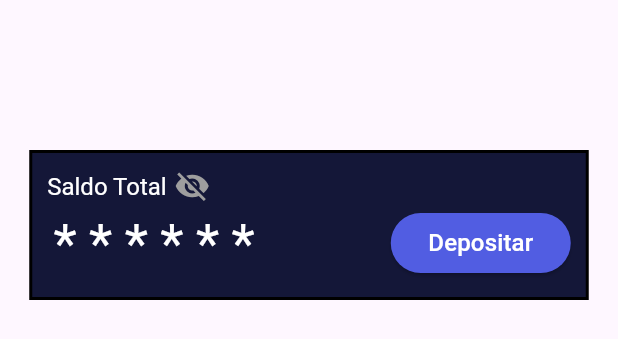
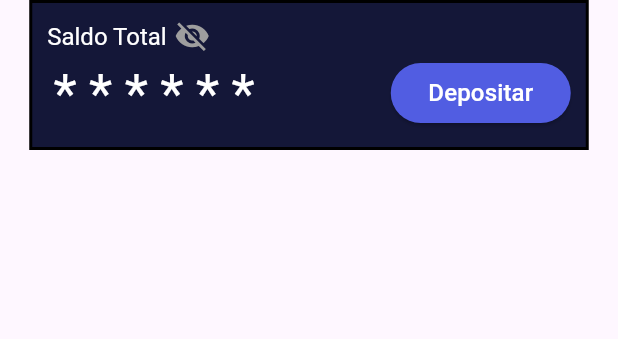
Before and after one commit to TSSW2024/sprint-1, a Flutter app: the SaldoWidget widget shown alone on an empty page, opened directly, on a phone screen of 412 x 824 dp. Shown: the top 339 px of the screen. Run offline on Flutter 3.47's test engine with Material 3 defaults, Android fonts, the phone set to English and light mode, and no system bars; accounts and stored records are empty.

Commit message:
Arreglando los import

```diff
--- a/lib/views/cartera/cartera.screen.dart
+++ b/lib/views/cartera/cartera.screen.dart
@@ -1,4 +1,5 @@
 import 'package:flutter/material.dart';
+import '../home/saldo/saldo.dart';
 
 class CarteraScreen extends StatelessWidget {
   const CarteraScreen({super.key});
@@ -11,9 +12,9 @@ class CarteraScreen extends StatelessWidget {
       ),
       body: const Center(
         child: Column(
-          mainAxisAlignment: MainAxisAlignment.center,
+          mainAxisAlignment: MainAxisAlignment.start,
           children: [
-            Text('Cartera page'),
+            SaldoWidget(saldo: 1000.0),
           ],
         ),
       ),
--- a/lib/views/home/home.screen.dart
+++ b/lib/views/home/home.screen.dart
@@ -1,6 +1,5 @@
 import 'package:flutter/material.dart';
 import 'package:provider/provider.dart';
-import './saldo/saldo.dart'; // Asegúrate de reemplazar esto con la ruta correcta a tu archivo SaldoWidget
 
 import '../../viewmodels/auth.viewmodel.dart';
 import '../profile/profile.screen.dart';
@@ -34,9 +33,7 @@ class HomeScreenState extends State<HomeScreen> {
     {
       'icon': Icons.account_balance_wallet,
       'label': 'Cartera',
-      'screen': const SaldoWidget(
-          saldo:
-              1000.0), // Asegúrate de reemplazar 1000.0 con el saldo real de tu aplicación
+      'screen': const CarteraScreen(),
     },
     {
       'icon': Icons.person,
--- a/lib/views/home/saldo/saldo.dart
+++ b/lib/views/home/saldo/saldo.dart
@@ -7,10 +7,10 @@ class SaldoWidget extends StatefulWidget {
   const SaldoWidget({Key? key, required this.saldo}) : super(key: key);
 
   @override
-  _SaldoWidgetState createState() => _SaldoWidgetState();
+  SaldoWidgetState createState() => SaldoWidgetState();
 }
 
-class _SaldoWidgetState extends State<SaldoWidget> {
+class SaldoWidgetState extends State<SaldoWidget> {
   bool isVisible = false;
 
   void toggleVisibility() {
@@ -27,12 +27,12 @@ class _SaldoWidgetState extends State<SaldoWidget> {
       child: Align(
         alignment: Alignment.center,
         child: Container(
-          margin: EdgeInsets.only(top: 100),
+          // margin: const EdgeInsets.only(top: 100), // Esta línea ha sido eliminada
           width: 373,
           height: 100,
-          padding: EdgeInsets.all(10),
+          padding: const EdgeInsets.all(10),
           decoration: BoxDecoration(
-            color: Color(0xFF141738),
+            color: const Color(0xFF141738),
             border: Border.all(
               color: Colors.black,
               width: 2,
@@ -70,30 +70,31 @@ class _SaldoWidgetState extends State<SaldoWidget> {
                 children: [
                   if (isVisible)
                     Text(formatCurrency.format(widget.saldo),
-                        style: TextStyle(fontSize: 36, color: Colors.white))
+                        style:
+                            const TextStyle(fontSize: 36, color: Colors.white))
                   else
                     Row(
                       children: List.generate(
                           6,
-                          (index) => Padding(
-                                padding:
-                                    const EdgeInsets.symmetric(horizontal: 4.0),
+                          (index) => const Padding(
+                                padding: EdgeInsets.symmetric(horizontal: 4.0),
                                 child: Text("*",
                                     style: TextStyle(
                                         fontSize: 36, color: Colors.white)),
                               )),
                     ),
                   Container(
-                    width: 120, // Ancho específico para el botón
+                    width: 120,
                     child: ElevatedButton(
                       onPressed: () {
                         Navigator.pushNamed(context, '/depositar');
                       },
                       child: Text("Depositar",
-                          style: TextStyle(color: Colors.white, fontSize: 16)),
+                          style: const TextStyle(
+                              color: Colors.white, fontSize: 16)),
                       style: ButtonStyle(
-                        backgroundColor:
-                            MaterialStateProperty.all<Color>(Color(0xFF515DE2)),
+                        backgroundColor: MaterialStateProperty.all<Color>(
+                            const Color(0xFF515DE2)),
                       ),
                     ),
                   ),
```
Also changed, not shown: lib/views/cartera/depositar/deposito.dart (added).
